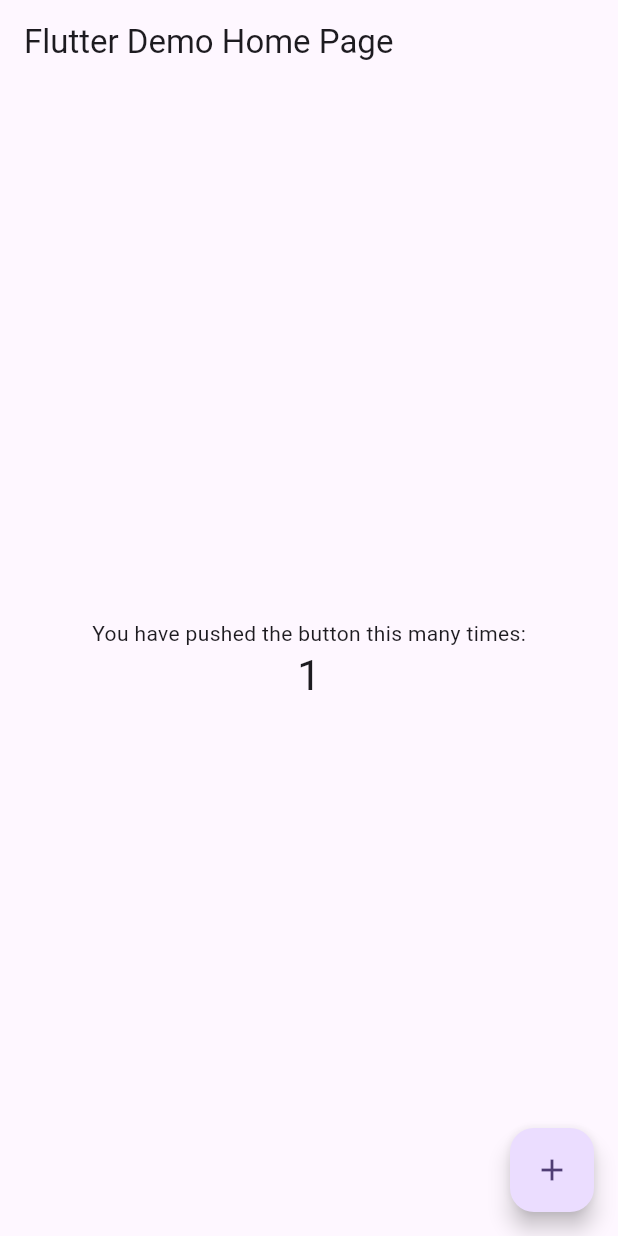
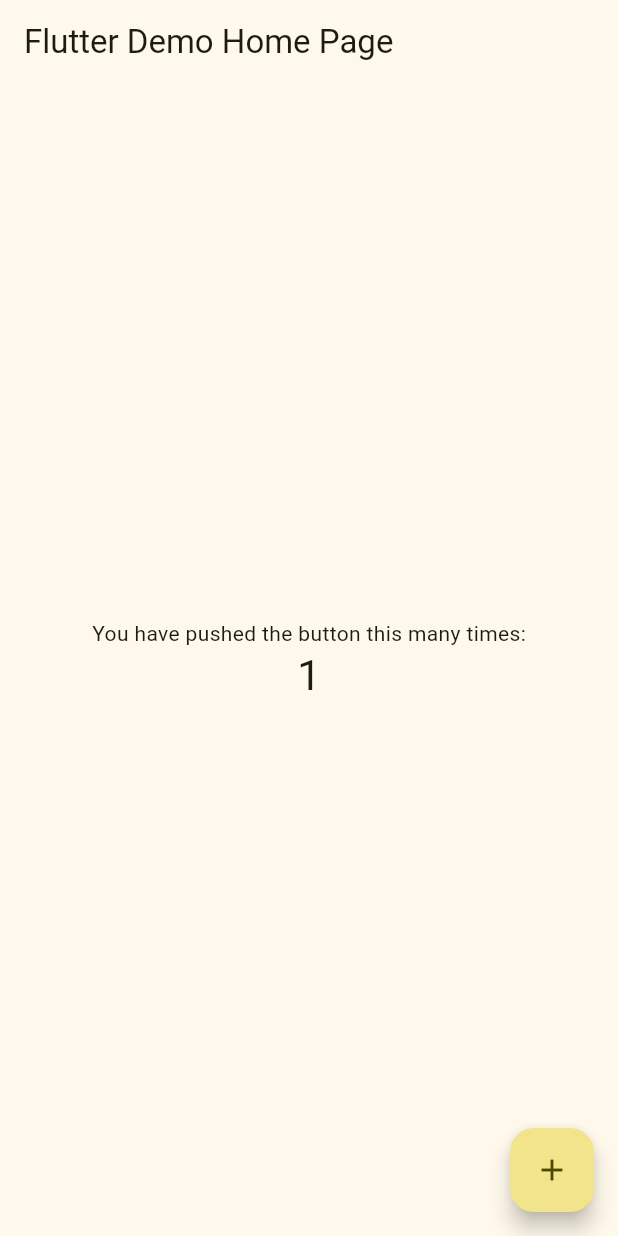
Before and after one commit to sok-leaphea/learningdart, a Flutter app: the screen it shows after launch, after a tap on the "add" icon, on a phone screen of 412 x 824 dp. Run offline on Flutter 3.47's test engine with Material 3 defaults, Android fonts, the phone set to English and light mode, and no system bars.

```diff
--- a/lib/main.dart
+++ b/lib/main.dart
@@ -1,4 +1,12 @@
 import 'package:flutter/material.dart';
+
+// TODO: Allow dynamic input for firstName and lastName
+String getFullName(String firstName, String lastName){
+  return "$firstName $lastName";
+}
+
+// TODO: Print the full name to the console
+printMyName() => print(getFullName('Leaphea', 'Sok'));
 
 void main() {
   runApp(const MyApp());
@@ -9,10 +17,11 @@ class MyApp extends StatelessWidget {
 
   @override
   Widget build(BuildContext context) {
+    printMyName();
     return MaterialApp(
       title: 'Flutter Demo',
       theme: ThemeData(
-        colorScheme: ColorScheme.fromSeed(seedColor: Colors.deepPurple),
+        colorScheme: ColorScheme.fromSeed(seedColor: Colors.yellow),
         useMaterial3: true,
       ),
       home: const MyHomePage(title: 'Flutter Demo Home Page'),
```
